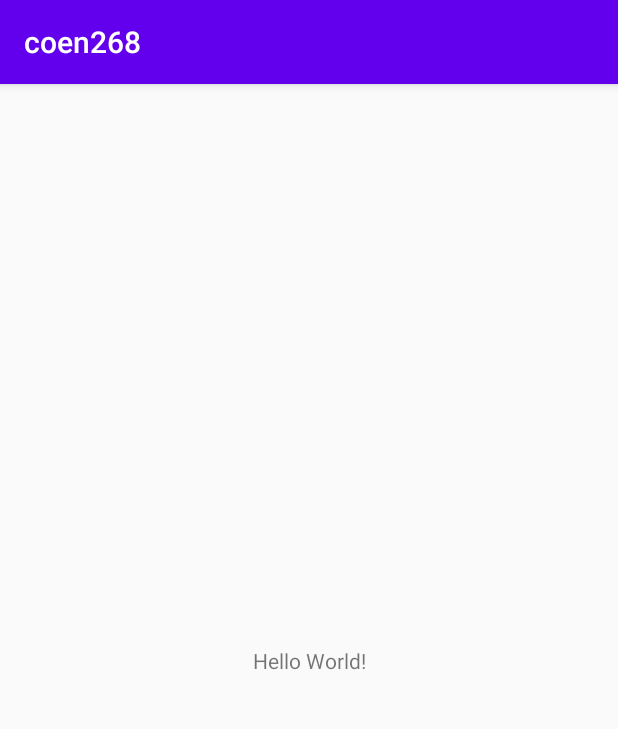
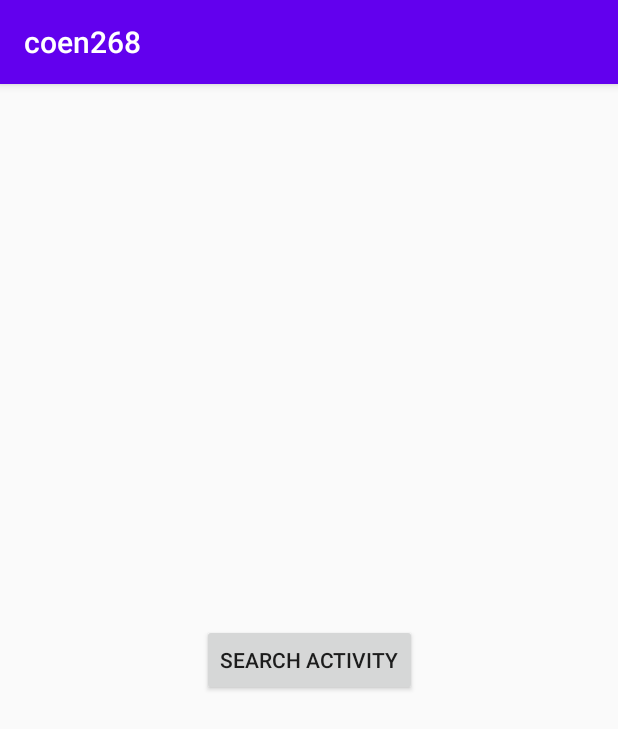
Before and after one commit to eallegrucci/coen268, an Android app: the screen it shows after launch (MainActivity), on a phone screen of 412 x 824 dp. Shown: the top 729 px of the screen. Run offline under Robolectric (Android 15) with nearby library versions, the phone set to English and light mode, and no system bars.

Commit message:
SearchActivity added and button added to main activity

```diff
--- a/app/build.gradle
+++ b/app/build.gradle
@@ -42,4 +42,5 @@ dependencies {
     implementation 'com.google.code.gson:gson:2.8.5'
     implementation 'com.squareup.retrofit2:retrofit:2.4.0'
     implementation 'com.squareup.retrofit2:converter-gson:2.4.0'
+    implementation 'androidx.recyclerview:recyclerview:1.1.0'
 }
--- a/app/src/main/java/com/example/coen268/MainActivity.java
+++ b/app/src/main/java/com/example/coen268/MainActivity.java
@@ -2,13 +2,29 @@ package com.example.coen268;
 
 import androidx.appcompat.app.AppCompatActivity;
 
+import android.content.Intent;
 import android.os.Bundle;
+import android.view.View;
+import android.widget.Button;
 
-public class MainActivity extends AppCompatActivity {
+public class MainActivity extends AppCompatActivity implements View.OnClickListener {
+
+    Button searchActivity;
 
     @Override
     protected void onCreate(Bundle savedInstanceState) {
         super.onCreate(savedInstanceState);
         setContentView(R.layout.activity_main);
+
+        searchActivity = findViewById(R.id.searchActivity);
+        searchActivity.setOnClickListener(this);
+    }
+
+    @Override
+    public void onClick(View v) {
+        if (v.getId() == R.id.searchActivity) {
+            Intent i = new Intent(MainActivity.this, SearchActivity.class);
+            startActivity(i);
+        }
     }
 }
--- a/app/src/main/res/layout/activity_main.xml
+++ b/app/src/main/res/layout/activity_main.xml
@@ -6,13 +6,14 @@
     android:layout_height="match_parent"
     tools:context=".MainActivity">
 
-    <TextView
+    <Button
+        android:id="@+id/searchActivity"
         android:layout_width="wrap_content"
         android:layout_height="wrap_content"
-        android:text="Hello World!"
+        android:text="Search Activity"
         app:layout_constraintBottom_toBottomOf="parent"
-        app:layout_constraintLeft_toLeftOf="parent"
-        app:layout_constraintRight_toRightOf="parent"
+        app:layout_constraintEnd_toEndOf="parent"
+        app:layout_constraintHorizontal_bias="0.5"
+        app:layout_constraintStart_toStartOf="parent"
         app:layout_constraintTop_toTopOf="parent" />
-
 </androidx.constraintlayout.widget.ConstraintLayout>
```
Also changed, not shown: app/src/main/res/layout/activity_search.xml (+11 -0 lines).
